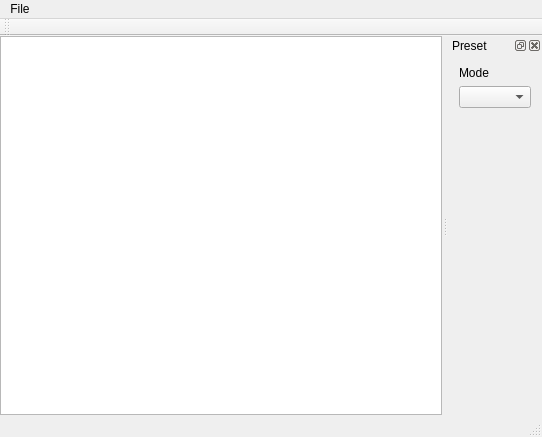
The window that mainwindow.ui (slavanap/CarCounterTest) describes before a commit, drawn with Qt 5.
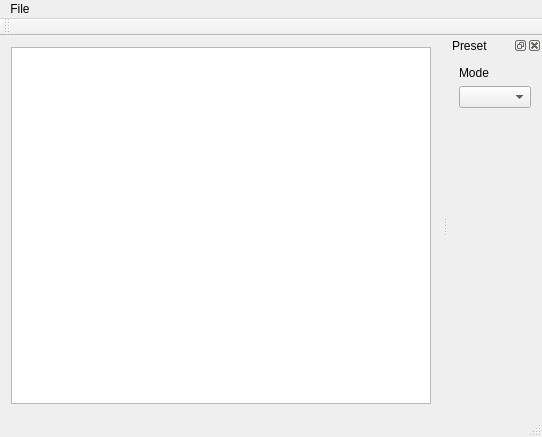
The same window after the commit.

```diff
--- a/mainwindow.ui
+++ b/mainwindow.ui
@@ -15,18 +15,6 @@
   </property>
   <widget class="QWidget" name="centralWidget">
    <layout class="QVBoxLayout" name="verticalLayout">
-    <property name="leftMargin">
-     <number>0</number>
-    </property>
-    <property name="topMargin">
-     <number>0</number>
-    </property>
-    <property name="rightMargin">
-     <number>0</number>
-    </property>
-    <property name="bottomMargin">
-     <number>0</number>
-    </property>
     <item>
      <widget class="QGraphicsView" name="graphicsView"/>
     </item>
```
